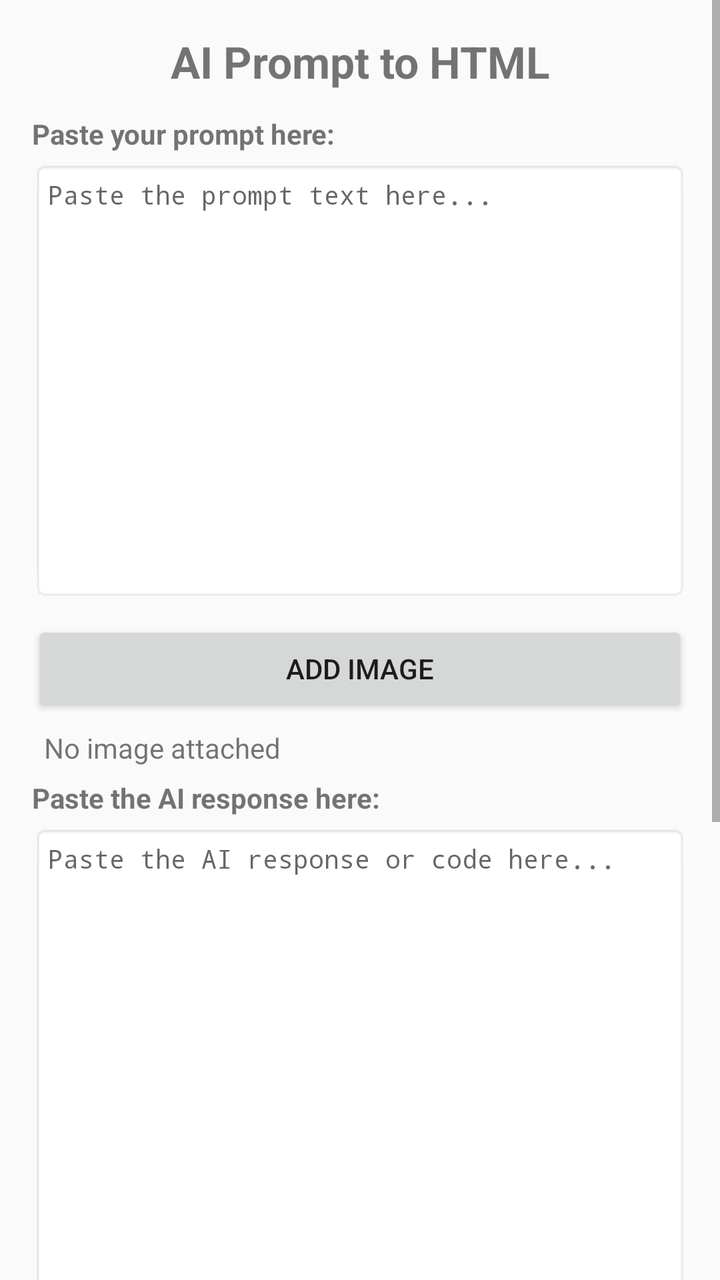
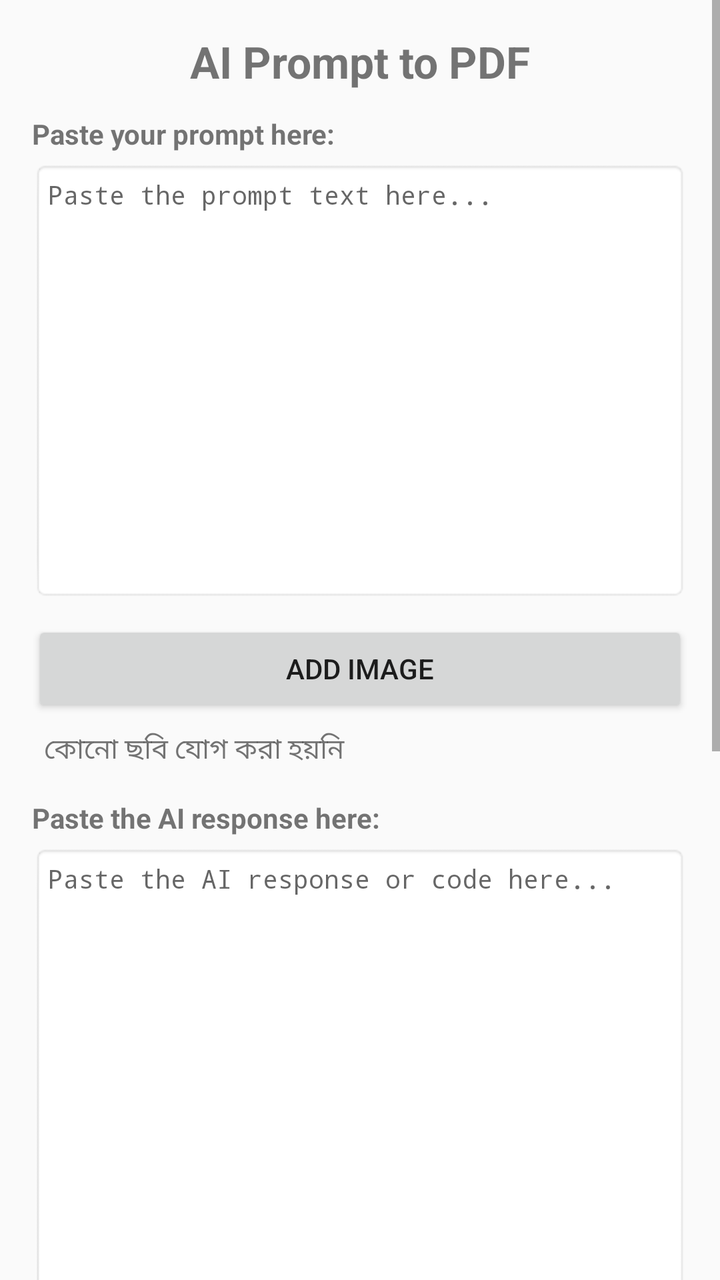

Screens rendered from an Android XML layout before and after an edit, with the pre-edit source and the edit as a unified diff.
<!-- AndroidManifest.xml: application theme AppTheme -->
<!-- res/layout/activity_main.xml -->
<?xml version="1.0" encoding="utf-8"?>
<ScrollView xmlns:android="http://schemas.android.com/apk/res/android"
    android:id="@+id/rootScroll"
    android:layout_width="match_parent"
    android:layout_height="match_parent"
    android:fillViewport="true">

    <LinearLayout
        android:layout_width="match_parent"
        android:layout_height="wrap_content"
        android:orientation="vertical"
        android:padding="16dp">

        <TextView
            android:layout_width="match_parent"
            android:layout_height="wrap_content"
            android:text="AI Prompt to HTML"
            android:textSize="22sp"
            android:textStyle="bold"
            android:gravity="center"
            android:paddingBottom="12dp" />

        <TextView
            android:layout_width="match_parent"
            android:layout_height="wrap_content"
            android:text="Paste your prompt here:"
            android:textStyle="bold"
            android:paddingBottom="4dp" />

        <EditText
            android:id="@+id/promptInput"
            android:layout_width="match_parent"
            android:layout_height="220dp"
            android:gravity="top|start"
            android:hint="Paste the prompt text here..."
            android:background="@android:drawable/editbox_background"
            android:fontFamily="monospace"
            android:textSize="13sp"
            android:padding="8dp"
            android:inputType="textMultiLine|textNoSuggestions"
            android:importantForAutofill="no"
            android:isScrollContainer="true"
            android:scrollbars="vertical"
            android:overScrollMode="ifContentScrolls" />

        <Button
            android:id="@+id/addImageButton"
            android:layout_width="match_parent"
            android:layout_height="wrap_content"
            android:layout_marginTop="10dp"
            android:text="Add Image" />

        <TextView
            android:id="@+id/imageLabel"
            android:layout_width="match_parent"
            android:layout_height="wrap_content"
            android:text="No image attached"
            android:padding="6dp" />

        <TextView
            android:layout_width="match_parent"
            android:layout_height="wrap_content"
            android:text="Paste the AI response here:"
            android:textStyle="bold"
            android:paddingBottom="4dp" />

        <EditText
            android:id="@+id/responseInput"
            android:layout_width="match_parent"
            android:layout_height="300dp"
            android:gravity="top|start"
            android:hint="Paste the AI response or code here..."
            android:background="@android:drawable/editbox_background"
            android:fontFamily="monospace"
            android:textSize="13sp"
            android:padding="8dp"
            android:inputType="textMultiLine|textNoSuggestions"
            android:importantForAutofill="no"
            android:isScrollContainer="true"
            android:scrollbars="vertical"
            android:overScrollMode="ifContentScrolls" />

        <Button
            android:id="@+id/addTurnButton"
            android:layout_width="match_parent"
            android:layout_height="wrap_content"
            android:layout_marginTop="10dp"
            android:text="Add New Conversation" />

        <Button
            android:id="@+id/cancelEditButton"
            android:layout_width="match_parent"
            android:layout_height="wrap_content"
            android:layout_marginTop="6dp"
            android:text="Cancel Editing"
            android:visibility="gone" />

        <LinearLayout
            android:id="@+id/turnsContainer"
            android:layout_width="match_parent"
            android:layout_height="wrap_content"
            android:orientation="vertical"
            android:paddingTop="6dp" />

        <Button
            android:id="@+id/deleteAllButton"
            android:layout_width="match_parent"
            android:layout_height="wrap_content"
            android:layout_marginTop="10dp"
            android:text="Delete All Conversations" />

        <Button
            android:id="@+id/importHtmlButton"
            android:layout_width="match_parent"
            android:layout_height="wrap_content"
            android:layout_marginTop="10dp"
            android:text="Import HTML (add an old file)" />

        <Button
            android:id="@+id/generateHtmlButton"
            android:layout_width="match_parent"
            android:layout_height="wrap_content"
            android:layout_marginTop="16dp"
            android:layout_marginBottom="24dp"
            android:text="Generate HTML (AI Safe)" />

    </LinearLayout>

</ScrollView>
<!-- resources referenced by this layout -->
<resources>
  <style name="AppTheme" parent="android:Theme.Material.Light.DarkActionBar">
          <item name="android:colorPrimary">@color/primary</item>
          <item name="android:colorPrimaryDark">@color/primary_dark</item>
          <item name="android:colorAccent">@color/accent</item>
      </style>
  <color name="primary">#1565C0</color>
  <color name="primary_dark">#0D47A1</color>
  <color name="accent">#D32F2F</color>
</resources>

<!-- the commit's change to res/layout/activity_main.xml (unified diff, before → after) -->
@@ -14,7 +14,7 @@
         <TextView
             android:layout_width="match_parent"
             android:layout_height="wrap_content"
-            android:text="AI Prompt to HTML"
+            android:text="AI Prompt to PDF"
             android:textSize="22sp"
             android:textStyle="bold"
             android:gravity="center"
@@ -39,6 +39,7 @@
             android:padding="8dp"
             android:inputType="textMultiLine|textNoSuggestions"
             android:importantForAutofill="no"
+            android:saveEnabled="false"
             android:isScrollContainer="true"
             android:scrollbars="vertical"
             android:overScrollMode="ifContentScrolls" />
@@ -54,8 +55,22 @@
             android:id="@+id/imageLabel"
             android:layout_width="match_parent"
             android:layout_height="wrap_content"
-            android:text="No image attached"
+            android:text="কোনো ছবি যোগ করা হয়নি"
             android:padding="6dp" />
+
+        <HorizontalScrollView
+            android:layout_width="match_parent"
+            android:layout_height="wrap_content"
+            android:scrollbars="horizontal">
+
+            <LinearLayout
+                android:id="@+id/thumbsContainer"
+                android:layout_width="wrap_content"
+                android:layout_height="wrap_content"
+                android:orientation="horizontal"
+                android:paddingBottom="8dp" />
+
+        </HorizontalScrollView>
 
         <TextView
             android:layout_width="match_parent"
@@ -76,6 +91,7 @@
             android:padding="8dp"
             android:inputType="textMultiLine|textNoSuggestions"
             android:importantForAutofill="no"
+            android:saveEnabled="false"
             android:isScrollContainer="true"
             android:scrollbars="vertical"
             android:overScrollMode="ifContentScrolls" />
@@ -103,26 +119,47 @@
             android:paddingTop="6dp" />
 
         <Button
+            android:id="@+id/aiButton"
+            android:layout_width="match_parent"
+            android:layout_height="wrap_content"
+            android:layout_marginTop="16dp"
+            android:minHeight="60dp"
+            android:textSize="17sp"
+            android:textStyle="bold"
+            android:textColor="@android:color/white"
+            android:backgroundTint="@color/primary"
+            android:text="AI-কে দিন (লেখা + ছবি)" />
+
+        <TextView
+            android:id="@+id/statusLabel"
+            android:layout_width="match_parent"
+            android:layout_height="wrap_content"
+            android:padding="8dp"
+            android:textSize="14sp"
+            android:textColor="@color/primary"
+            android:visibility="gone" />
+
+        <Button
             android:id="@+id/deleteAllButton"
             android:layout_width="match_parent"
             android:layout_height="wrap_content"
+            android:layout_marginTop="24dp"
+            android:text="Delete All Conversations" />
+
+        <Button
+            android:id="@+id/backupButton"
+            android:layout_width="match_parent"
+            android:layout_height="wrap_content"
             android:layout_marginTop="10dp"
-            android:text="Delete All Conversations" />
+            android:text="ব্যাকআপ রাখুন" />
 
         <Button
             android:id="@+id/importHtmlButton"
             android:layout_width="match_parent"
             android:layout_height="wrap_content"
             android:layout_marginTop="10dp"
-            android:text="Import HTML (add an old file)" />
-
-        <Button
-            android:id="@+id/generateHtmlButton"
-            android:layout_width="match_parent"
-            android:layout_height="wrap_content"
-            android:layout_marginTop="16dp"
             android:layout_marginBottom="24dp"
-            android:text="Generate HTML (AI Safe)" />
+            android:text="ব্যাকআপ ফেরত আনুন" />
 
     </LinearLayout>
 
